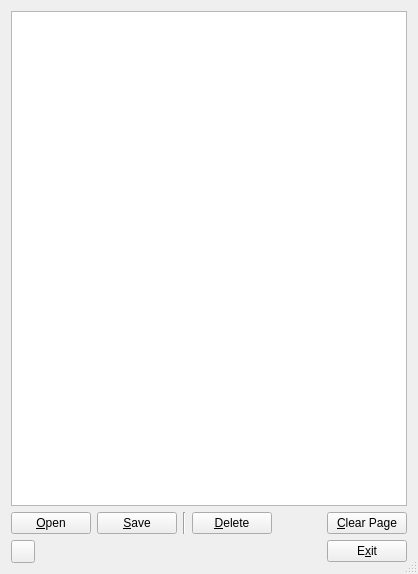
Old version of the form apps/cmstapp/code/vpn_prov_ed/ui/vpn_prov_editor.ui in the repository andrew-bibb/cmst.
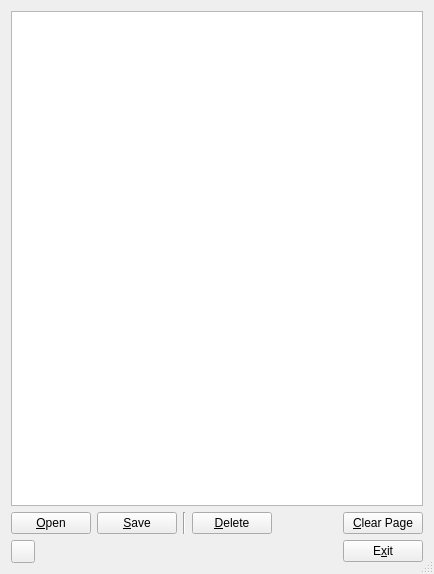
New version of the form.

```diff
--- a/apps/cmstapp/code/vpn_prov_ed/ui/vpn_prov_editor.ui
+++ b/apps/cmstapp/code/vpn_prov_ed/ui/vpn_prov_editor.ui
@@ -6,7 +6,7 @@
    <rect>
     <x>0</x>
     <y>0</y>
-    <width>418</width>
+    <width>434</width>
     <height>574</height>
    </rect>
   </property>
```
Left out of the diff: 85 changed lines with no effect on the pictures.
